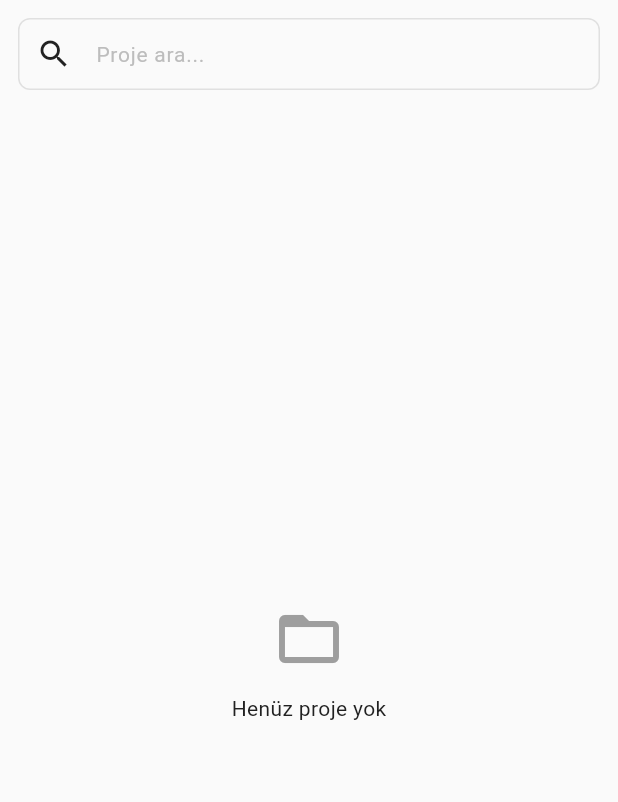
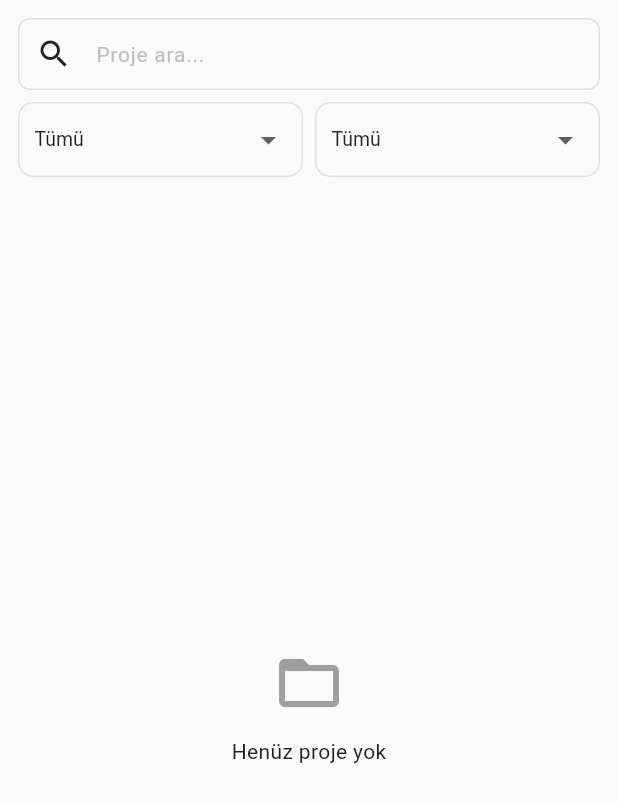
Before and after one commit to theplaybook7/lento, a Flutter app: the _ProjectsTab widget shown alone on an empty page, opened directly with empty values, on a phone screen of 412 x 824 dp. Shown: the top 802 px of the screen. Run offline on Flutter 3.47's test engine with Material 3 defaults, Android fonts, the phone set to English and light mode, and no system bars; our stand-ins replace cloud_firestore, file_picker, firebase_auth, firebase_core, firebase_messaging, firebase_storage and 5 more; missing offline and left inert: dart:html, dart:ui_web, syncfusion_flutter_pdfviewer, workmanager; accounts and stored records are empty.

Commit message:
Proje listesine akis diyagrami filtresi: is durumu + asama filtresi

```diff
--- a/lib/screens/dashboard.dart
+++ b/lib/screens/dashboard.dart
@@ -1357,11 +1357,52 @@ class _ProjectsTabState extends State<_ProjectsTab> {
   final _searchController = TextEditingController();
   String _searchQuery = '';
 
+  // Filtre state
+  int? _filtreDurum;       // null=hepsi, 0=başlamadı, 1=devam ediyor, 2=tamamlandı
+  int? _filtreAsama;       // akış diyagramı node sıra numarası (null=hepsi)
+  // Projelerin akış diyagramı cache
+  final Map<String, List<Map<String, dynamic>>> _akisCache = {};
+  bool _akisCacheLoaded = false;
+
   @override
   void initState() {
     super.initState();
     _ruhsatPasifBildirimKontrol();
     _akisDiyagramiPasifBildirimKontrol();
+  }
+
+  Future<void> _loadAkisCache(List<Project> projects) async {
+    if (_akisCacheLoaded) return;
+    _akisCacheLoaded = true;
+    for (final p in projects) {
+      if (_akisCache.containsKey(p.id)) continue;
+      try {
+        final snap = await FirebaseFirestore.instance
+            .collection('ruhsat').doc(p.id)
+            .collection('akis_diyagrami').get();
+        _akisCache[p.id] = snap.docs
+            .where((d) => d.id != 'karar_kontrol' && d.id != 'yola_terk_kontrol')
+            .map((d) => d.data())
+            .toList();
+      } catch (_) {
+        _akisCache[p.id] = [];
+      }
+    }
+  }
+
+  bool _projeFiltreyeUygunMu(String projectId) {
+    if (_filtreDurum == null && _filtreAsama == null) return true;
+    final nodes = _akisCache[projectId] ?? [];
+    if (nodes.isEmpty) return false;
+
+    for (final node in nodes) {
+      final durum = node['durum'] as int? ?? 0;
+      final sira = node['sira'] as int? ?? 0;
+      final asamaUygun = _filtreAsama == null || sira == _filtreAsama;
+      final durumUygun = _filtreDurum == null || durum == _filtreDurum;
+      if (asamaUygun && durumUygun) return true;
+    }
+    return false;
   }
 
   Future<void> _projeIsimDuzenle(Project project) async {
@@ -1718,6 +1759,82 @@ class _ProjectsTabState extends State<_ProjectsTab> {
             onChanged: (v) => setState(() => _searchQuery = v),
           ),
         ),
+        // Filtre satırı
+        Padding(
+          padding: const EdgeInsets.fromLTRB(12, 8, 12, 0),
+          child: Row(
+            children: [
+              Expanded(
+                child: Container(
+                  padding: const EdgeInsets.symmetric(horizontal: 10),
+                  decoration: BoxDecoration(
+                    border: Border.all(color: Colors.grey.shade300),
+                    borderRadius: BorderRadius.circular(10),
+                    color: Colors.grey.shade50,
+                  ),
+                  child: DropdownButtonHideUnderline(
+                    child: DropdownButton<int?>(
+                      value: _filtreDurum,
+                      isExpanded: true,
+                      hint: const Text('İş Durumu', style: TextStyle(fontSize: 13)),
+                      style: const TextStyle(fontSize: 13, color: Colors.black87),
+                      items: const [
+                        DropdownMenuItem(value: null, child: Text('Tümü')),
+                        DropdownMenuItem(value: 0, child: Text('Başlamadı')),
+                        DropdownMenuItem(value: 1, child: Text('Devam Ediyor')),
+                        DropdownMenuItem(value: 2, child: Text('Tamamlandı')),
+                      ],
+                      onChanged: (v) => setState(() {
+                        _filtreDurum = v;
+                        _akisCacheLoaded = false;
+                      }),
+                    ),
+                  ),
+                ),
+              ),
+              const SizedBox(width: 8),
+              Expanded(
+                child: Container(
+                  padding: const EdgeInsets.symmetric(horizontal: 10),
+                  decoration: BoxDecoration(
+                    border: Border.all(color: Colors.grey.shade300),
+                    borderRadius: BorderRadius.circular(10),
+                    color: Colors.grey.shade50,
+                  ),
+                  child: DropdownButtonHideUnderline(
+                    child: DropdownButton<int?>(
+                      value: _filtreAsama,
+                      isExpanded: true,
+                      hint: const Text('Aşama', style: TextStyle(fontSize: 13)),
+                      style: const TextStyle(fontSize: 13, color: Colors.black87),
+                      menuMaxHeight: 350,
+                      items: [
+                        const DropdownMenuItem(value: null, child: Text('Tümü')),
+                        ..._akisNodeNames.entries.map((e) =>
+                          DropdownMenuItem(value: e.key, child: Text(e.value, overflow: TextOverflow.ellipsis)),
+                        ),
+                      ],
+                      onChanged: (v) => setState(() {
+                        _filtreAsama = v;
+                        _akisCacheLoaded = false;
+                      }),
+                    ),
+                  ),
+                ),
+              ),
+              if (_filtreDurum != null || _filtreAsama != null)
+                IconButton(
+                  icon: const Icon(Icons.filter_alt_off, size: 20),
+                  tooltip: 'Filtreleri Temizle',
+                  onPressed: () => setState(() {
+                    _filtreDurum = null;
+                    _filtreAsama = null;
+                    _akisCacheLoaded = false;
+                  }),
+                ),
+            ],
+          ),
+        ),
         Expanded(
           child: StreamBuilder<List<Project>>(
             stream: _firebase.getProjectsStream(widget.companyId),
@@ -1747,9 +1864,29 @@ class _ProjectsTabState extends State<_ProjectsTab> {
               }
 
               final allProjects = snapshot.data!;
-              final projects = _searchQuery.isEmpty
+              var projects = _searchQuery.isEmpty
                   ? allProjects
                   : allProjects.where((p) => p.name.toLowerCase().contains(_searchQuery.toLowerCase())).toList();
+
+              // Akış diyagramı filtresi
+              final hasAkisFilter = _filtreDurum != null || _filtreAsama != null;
+              if (hasAkisFilter) {
+                return FutureBuilder<void>(
+                  future: _loadAkisCache(allProjects),
+                  builder: (context, _) {
+                    final filtered = projects.where((p) => _projeFiltreyeUygunMu(p.id)).toList();
+                    if (filtered.isEmpty) {
+                      return Center(
+                        child: Text(
+                          'Filtreyle eşleşen proje bulunamadı',
+                          style: TextStyle(color: Colors.grey.shade600),
+                        ),
+                      );
+                    }
+                    return _buildProjectList(filtered);
+                  },
+                );
+              }
 
               if (projects.isEmpty) {
                 return Center(
@@ -1760,11 +1897,20 @@ class _ProjectsTabState extends State<_ProjectsTab> {
                 );
               }
 
-              return ListView.builder(
-                padding: const EdgeInsets.all(12),
-                itemCount: projects.length,
-          itemBuilder: (context, index) {
-            final project = projects[index];
+              return _buildProjectList(projects);
+          },
+        ),
+        ),
+      ],
+    );
+  }
+
+  Widget _buildProjectList(List<Project> projects) {
+    return ListView.builder(
+      padding: const EdgeInsets.all(12),
+      itemCount: projects.length,
+      itemBuilder: (context, index) {
+        final project = projects[index];
 
             return FutureBuilder<ProjectFinance>(
               future: _firebase.getProjectFinanceSummary(project.id),
@@ -2003,15 +2149,9 @@ class _ProjectsTabState extends State<_ProjectsTab> {
                 );
               },
             );
-              },
-            );
-          },
-        ),
-        ),
-      ],
+      },
     );
   }
-
   Color _getStatusColor(ProjectStatus status) {
     switch (status) {
       case ProjectStatus.planning:
```
